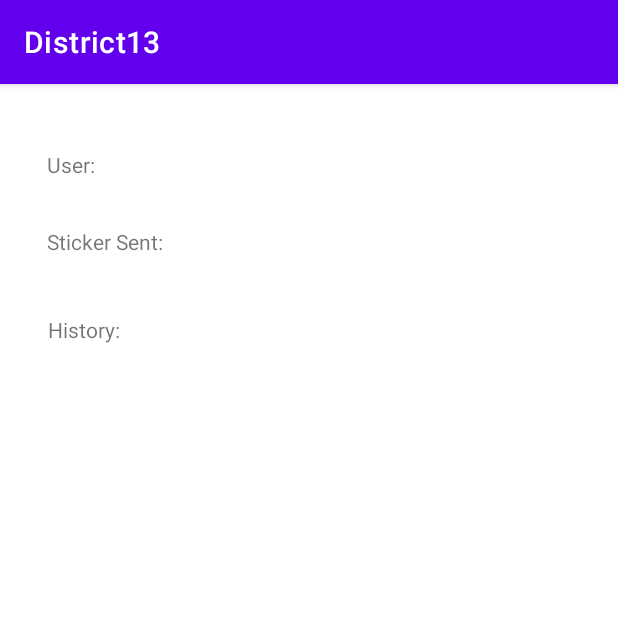
After one commit to guanchang98/CS5520-District13, an Android app: the StickerHistory screen opened directly, with no data from a screen before it, on a phone screen of 412 x 824 dp, the top half of it. The commit adds this screen. Run offline under Robolectric (Android 15) with nearby library versions, the phone set to English and light mode, and no system bars.

Commit message:
add history object

```diff
--- /dev/null
+++ b/app/src/main/java/com/example/district13/StickerHistory.java
@@ -0,0 +1,15 @@
+package com.example.district13;
+
+import androidx.appcompat.app.AppCompatActivity;
+
+import android.os.Bundle;
+
+public class StickerHistory extends AppCompatActivity {
+
+    @Override
+    protected void onCreate(Bundle savedInstanceState) {
+        super.onCreate(savedInstanceState);
+        setContentView(R.layout.activity_sticker_history);
+
+    }
+}
--- /dev/null
+++ b/app/src/main/res/layout/activity_sticker_history.xml
@@ -0,0 +1,42 @@
+<?xml version="1.0" encoding="utf-8"?>
+<androidx.constraintlayout.widget.ConstraintLayout xmlns:android="http://schemas.android.com/apk/res/android"
+    xmlns:app="http://schemas.android.com/apk/res-auto"
+    xmlns:tools="http://schemas.android.com/tools"
+    android:layout_width="match_parent"
+    android:layout_height="match_parent"
+    tools:context=".StickerHistory">
+
+    <TextView
+        android:id="@+id/textView"
+        android:layout_width="wrap_content"
+        android:layout_height="wrap_content"
+        android:layout_marginTop="44dp"
+        android:text="User:"
+        app:layout_constraintEnd_toEndOf="parent"
+        app:layout_constraintHorizontal_bias="0.082"
+        app:layout_constraintStart_toStartOf="parent"
+        app:layout_constraintTop_toTopOf="parent" />
+
+    <TextView
+        android:id="@+id/textView2"
+        android:layout_width="wrap_content"
+        android:layout_height="wrap_content"
+        android:layout_marginTop="32dp"
+        android:text="@string/sticker_sent"
+        app:layout_constraintEnd_toEndOf="parent"
+        app:layout_constraintHorizontal_bias="0.093"
+        app:layout_constraintStart_toStartOf="parent"
+        app:layout_constraintTop_toBottomOf="@+id/textView" />
+
+    <TextView
+        android:id="@+id/textView3"
+        android:layout_width="wrap_content"
+        android:layout_height="wrap_content"
+        android:text="History:"
+        app:layout_constraintBottom_toBottomOf="parent"
+        app:layout_constraintEnd_toEndOf="parent"
+        app:layout_constraintHorizontal_bias="0.087"
+        app:layout_constraintStart_toStartOf="parent"
+        app:layout_constraintTop_toBottomOf="@+id/textView2"
+        app:layout_constraintVertical_bias="0.062" />
+</androidx.constraintlayout.widget.ConstraintLayout>
--- a/app/src/main/res/values/strings.xml
+++ b/app/src/main/res/values/strings.xml
@@ -20,4 +20,5 @@
     <string name="textView_sticker_dialog_send_success">Send stickers to users successfully!</string>
     <string name="textView_sticker_dialog_send_fail">Failed to send stickers to users!</string>
     <string name="history">history</string>
+    <string name="sticker_sent">Sticker Sent:</string>
 </resources>
```
Also changed, not shown: app/src/main/AndroidManifest.xml (+7 -0 lines), app/src/main/java/com/example/district13/StickerActivity.java (+13 -0 lines), app/src/main/java/com/example/district13/sticker_user/StickerUserHistory.java (added, +27 -0 lines).
